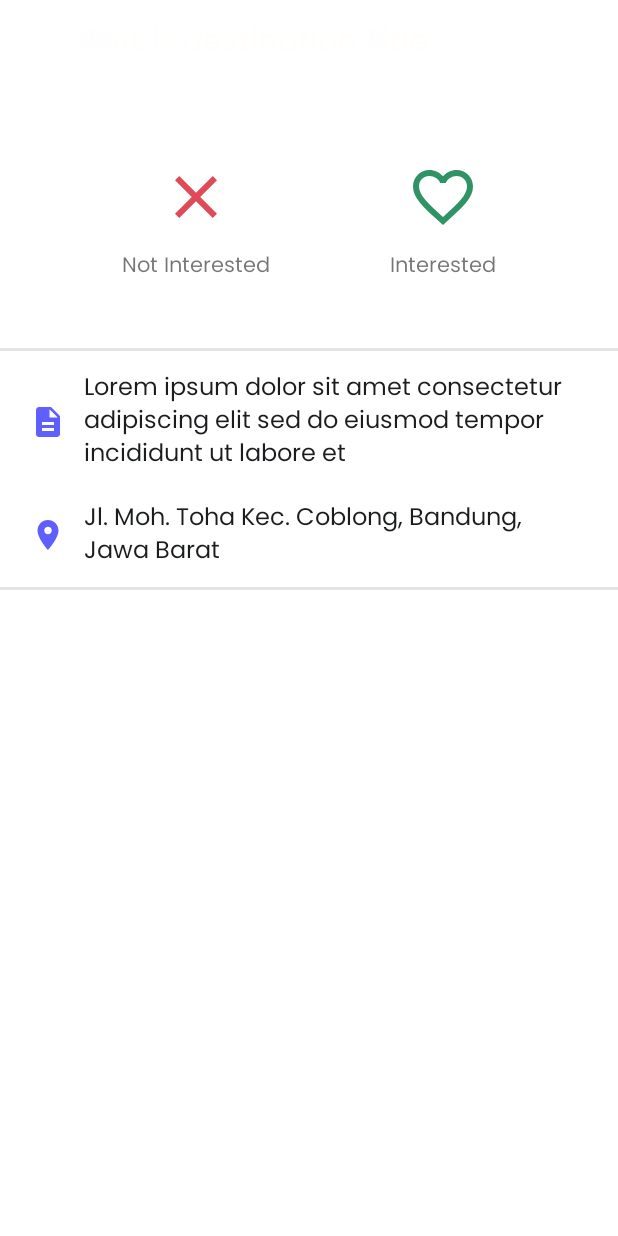
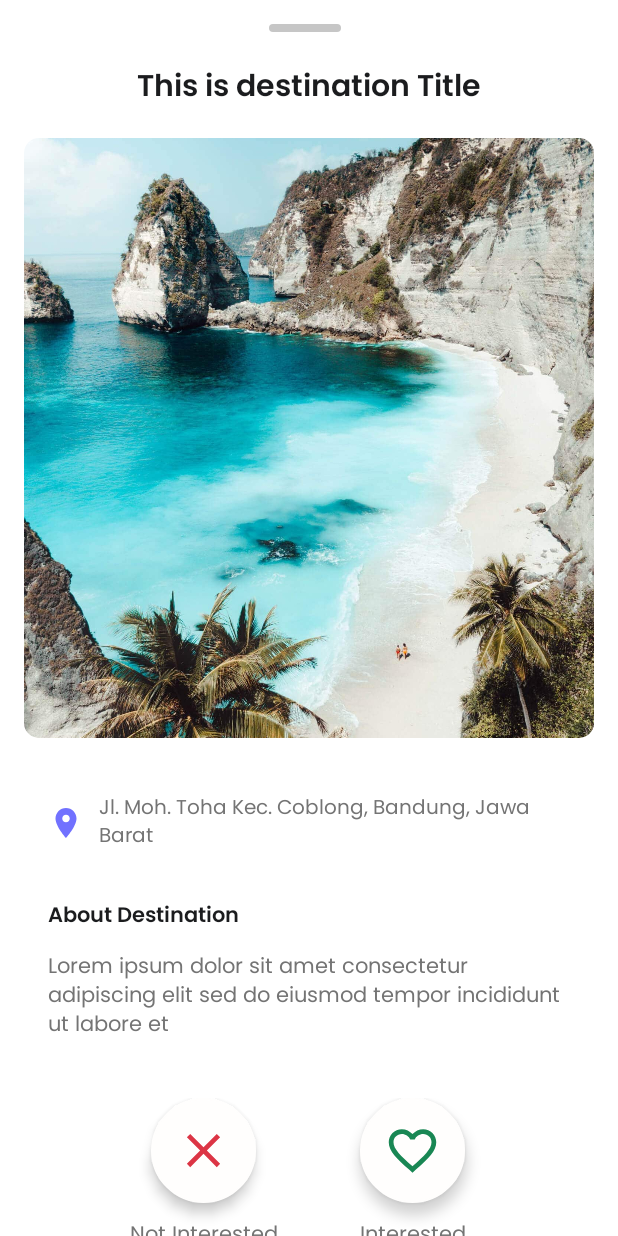
Before and after one commit to C22-PS165-Heal-Go/HnG-Android, an Android app: the layout recommendation_detail_dialog.xml on its own in the app's theme, with its tools: preview values and no code run, on a phone screen of 412 x 824 dp. Run offline under Robolectric (Android 15) with nearby library versions, the phone set to English and light mode, and no system bars.

Commit message:
Refactor destination detail UI

```diff
--- /dev/null
+++ b/app/src/main/res/drawable/bottom_sheet_drag_icon.xml
@@ -0,0 +1,9 @@
+<?xml version="1.0" encoding="utf-8"?>
+<shape xmlns:android="http://schemas.android.com/apk/res/android"
+    android:shape="rectangle">
+    <size
+        android:width="48dp"
+        android:height="5dp" />
+    <solid android:color="#C6C6C6" />
+    <corners android:radius="10dp"/>
+</shape>
--- a/app/src/main/res/drawable/ic_interested_medium.xml
+++ b/app/src/main/res/drawable/ic_interested_medium.xml
@@ -1,4 +1,4 @@
-<vector android:height="48dp" android:tint="#309365"
+<vector android:height="48dp" android:tint="@color/success_600"
     android:viewportHeight="24" android:viewportWidth="24"
     android:width="48dp" xmlns:android="http://schemas.android.com/apk/res/android">
     <path android:fillColor="@android:color/white" android:pathData="M16.5,3c-1.74,0 -3.41,0.81 -4.5,2.09C10.91,3.81 9.24,3 7.5,3 4.42,3 2,5.42 2,8.5c0,3.78 3.4,6.86 8.55,11.54L12,21.35l1.45,-1.32C18.6,15.36 22,12.28 22,8.5 22,5.42 19.58,3 16.5,3zM12.1,18.55l-0.1,0.1 -0.1,-0.1C7.14,14.24 4,11.39 4,8.5 4,6.5 5.5,5 7.5,5c1.54,0 3.04,0.99 3.57,2.36h1.87C13.46,5.99 14.96,5 16.5,5c2,0 3.5,1.5 3.5,3.5 0,2.89 -3.14,5.74 -7.9,10.05z"/>
--- a/app/src/main/res/drawable/ic_location.xml
+++ b/app/src/main/res/drawable/ic_location.xml
@@ -1,4 +1,4 @@
-<vector android:height="24dp" android:tint="#5F5FFF"
+<vector android:height="24dp" android:tint="@color/primary_400"
     android:viewportHeight="24" android:viewportWidth="24"
     android:width="24dp" xmlns:android="http://schemas.android.com/apk/res/android">
     <path android:fillColor="@android:color/white" android:pathData="M12,2C8.13,2 5,5.13 5,9c0,5.25 7,13 7,13s7,-7.75 7,-13c0,-3.87 -3.13,-7 -7,-7zM12,11.5c-1.38,0 -2.5,-1.12 -2.5,-2.5s1.12,-2.5 2.5,-2.5 2.5,1.12 2.5,2.5 -1.12,2.5 -2.5,2.5z"/>
--- a/app/src/main/res/drawable/ic_not_interested_medium.xml
+++ b/app/src/main/res/drawable/ic_not_interested_medium.xml
@@ -1,4 +1,4 @@
-<vector android:height="48dp" android:tint="#E04958"
+<vector android:height="48dp" android:tint="@color/danger_600"
     android:viewportHeight="24" android:viewportWidth="24"
     android:width="48dp" xmlns:android="http://schemas.android.com/apk/res/android">
     <path android:fillColor="@android:color/white" android:pathData="M19,6.41L17.59,5 12,10.59 6.41,5 5,6.41 10.59,12 5,17.59 6.41,19 12,13.41 17.59,19 19,17.59 13.41,12z"/>
--- a/app/src/main/res/drawable/ic_rewind.xml
+++ b/app/src/main/res/drawable/ic_rewind.xml
@@ -1,4 +1,4 @@
-<vector android:height="24dp" android:tint="#5F5FFF"
+<vector android:height="24dp" android:tint="@color/primary_500"
     android:viewportHeight="24" android:viewportWidth="24"
     android:width="24dp" xmlns:android="http://schemas.android.com/apk/res/android">
     <path android:fillColor="@android:color/white" android:pathData="M12,5V1L7,6l5,5V7c3.31,0 6,2.69 6,6s-2.69,6 -6,6 -6,-2.69 -6,-6H4c0,4.42 3.58,8 8,8s8,-3.58 8,-8 -3.58,-8 -8,-8z"/>
--- a/app/src/main/res/layout/recommendation_detail_dialog.xml
+++ b/app/src/main/res/layout/recommendation_detail_dialog.xml
@@ -1,33 +1,49 @@
 <?xml version="1.0" encoding="utf-8"?>
-<androidx.constraintlayout.widget.ConstraintLayout xmlns:android="http://schemas.android.com/apk/res/android"
+<androidx.core.widget.NestedScrollView xmlns:android="http://schemas.android.com/apk/res/android"
     xmlns:app="http://schemas.android.com/apk/res-auto"
     android:layout_width="match_parent"
     android:layout_height="match_parent">
+
+    <androidx.constraintlayout.widget.ConstraintLayout
+        android:layout_width="match_parent"
+        android:layout_height="wrap_content"
+        android:padding="16dp">
+
+        <ImageView
+            android:id="@+id/iv_drag_icon"
+            android:layout_width="wrap_content"
+            android:layout_height="wrap_content"
+            android:layout_marginEnd="6dp"
+            android:contentDescription="@string/drag_icon"
+            android:src="@drawable/bottom_sheet_drag_icon"
+            app:layout_constraintEnd_toEndOf="parent"
+            app:layout_constraintHorizontal_bias="0.5"
+            app:layout_constraintStart_toStartOf="parent"
+            app:layout_constraintTop_toTopOf="parent" />
 
         <LinearLayout
             android:id="@+id/layout_header"
             android:layout_width="match_parent"
             android:layout_height="wrap_content"
-        android:padding="4dp"
+            android:layout_marginTop="10dp"
+            android:gravity="center"
             android:orientation="vertical"
-        app:layout_constraintTop_toTopOf="parent"
-        app:layout_constraintStart_toStartOf="parent">
+            android:padding="16dp"
+            app:layout_constraintEnd_toEndOf="parent"
+            app:layout_constraintHorizontal_bias="0.5"
+            app:layout_constraintStart_toStartOf="parent"
+            app:layout_constraintTop_toTopOf="parent">
 
             <TextView
                 android:id="@+id/tvTitle"
                 android:layout_width="wrap_content"
                 android:layout_height="wrap_content"
-            app:drawableStartCompat="@drawable/ic_description_white"
-            android:drawablePadding="12dp"
+                android:layout_gravity="center"
                 android:fontFamily="@font/poppins_semibold"
-            android:textColor="@color/white"
-            android:layout_marginBottom="8dp"
-            android:textStyle="bold"
+                android:text="@string/title_detail"
+                android:textColor="@color/black"
                 android:textSize="20sp"
-            android:text="@string/title_detail"
-            android:layout_marginEnd="16dp"
-            android:layout_marginTop="8dp"
-            android:layout_marginStart="16dp" />
+                android:textStyle="bold" />
 
         </LinearLayout>
 
@@ -35,108 +51,129 @@
             android:id="@+id/layout_actions"
             android:layout_width="match_parent"
             android:layout_height="wrap_content"
+            android:gravity="center"
             android:orientation="horizontal"
-        android:gravity="center"
-        android:padding="4dp"
-        android:background="@drawable/bottom_sheet_content_background"
+            app:layout_constraintBottom_toBottomOf="parent"
+            app:layout_constraintEnd_toEndOf="parent"
+            app:layout_constraintHorizontal_bias="1.0"
             app:layout_constraintStart_toStartOf="parent"
-        app:layout_constraintTop_toBottomOf="@id/layout_header"
-        app:layout_constraintEnd_toEndOf="parent">
+            app:layout_constraintTop_toBottomOf="@+id/layout_detail_content">
 
             <LinearLayout
                 android:id="@+id/not_interested_actions"
                 android:layout_width="wrap_content"
                 android:layout_height="wrap_content"
-            android:orientation="vertical"
+                android:layout_margin="20dp"
                 android:gravity="center"
-            android:layout_margin="40dp">
+                android:orientation="vertical">
 
                 <ImageView
                     android:id="@+id/not_interested_btn"
-                android:layout_width="wrap_content"
-                android:layout_height="wrap_content"
+                    android:layout_width="70dp"
+                    android:layout_height="70dp"
+                    android:layout_marginBottom="10dp"
+                    android:background="@drawable/image_button_background"
+                    android:contentDescription="@string/not_interested"
+                    android:elevation="5dp"
                     android:gravity="center"
-                android:padding="5dp"
-                android:src="@drawable/ic_not_interested_medium"
-                android:layout_marginBottom="5dp"
-                android:contentDescription="@string/not_interested"/>
+                    android:padding="16dp"
+                    android:src="@drawable/ic_not_interested_medium" />
 
                 <TextView
                     android:layout_width="wrap_content"
                     android:layout_height="wrap_content"
                     android:fontFamily="@font/poppins"
-                android:text="@string/not_interested" />
+                    android:text="@string/not_interested"
+                    android:textColor="#747474" />
 
             </LinearLayout>
 
             <LinearLayout
                 android:id="@+id/interested_actions"
-            android:layout_width="wrap_content"
+                android:layout_width="100dp"
                 android:layout_height="wrap_content"
-            android:orientation="vertical"
+                android:layout_margin="20dp"
                 android:gravity="center"
-            android:layout_margin="40dp">
+                android:orientation="vertical">
 
                 <ImageView
                     android:id="@+id/interested_btn"
-                android:layout_width="wrap_content"
-                android:layout_height="wrap_content"
+                    android:layout_width="70dp"
+                    android:layout_height="70dp"
+                    android:layout_marginBottom="10dp"
+                    android:background="@drawable/image_button_background"
+                    android:contentDescription="@string/interested"
+                    android:elevation="5dp"
                     android:gravity="center"
-                android:padding="5dp"
-                android:src="@drawable/ic_interested_medium"
-                android:layout_marginBottom="5dp"
-                android:contentDescription="@string/interested"/>
+                    android:padding="16dp"
+                    android:src="@drawable/ic_interested_medium" />
 
                 <TextView
                     android:layout_width="wrap_content"
                     android:layout_height="wrap_content"
                     android:fontFamily="@font/poppins"
-                android:text="@string/interested" />
+                    android:text="@string/interested"
+                    android:textColor="#747474" />
 
             </LinearLayout>
 
         </LinearLayout>
 
+
+        <com.google.android.material.imageview.ShapeableImageView
+            android:id="@+id/iv_destination"
+            android:layout_width="match_parent"
+            android:layout_height="400dp"
+            android:scaleType="centerCrop"
+            android:src="@drawable/dewabujana"
+            app:layout_constraintEnd_toEndOf="parent"
+            app:layout_constraintHorizontal_bias="0.5"
+            app:layout_constraintStart_toStartOf="parent"
+            app:layout_constraintTop_toBottomOf="@+id/layout_header"
+            app:shapeAppearanceOverlay="@style/roundedCornersImageView" />
+
+
         <LinearLayout
             android:id="@+id/layout_detail_content"
             android:layout_width="match_parent"
             android:layout_height="wrap_content"
-        android:padding="4dp"
             android:orientation="vertical"
-        android:background="@drawable/bottom_sheet_content_background"
-        app:layout_constraintTop_toBottomOf="@id/layout_actions"
-        app:layout_constraintStart_toStartOf="parent">
+            android:padding="16dp"
+            app:layout_constraintEnd_toEndOf="parent"
+            app:layout_constraintHorizontal_bias="0.5"
+            app:layout_constraintStart_toStartOf="parent"
+            app:layout_constraintTop_toBottomOf="@+id/iv_destination">
+
+            <TextView
+                android:layout_width="wrap_content"
+                android:layout_height="wrap_content"
+                android:layout_marginTop="20dp"
+                android:drawablePadding="10dp"
+                android:fontFamily="@font/poppins"
+                android:text="@string/location_temp"
+                android:textColor="#747474"
+                android:textSize="13sp"
+                app:drawableStartCompat="@drawable/ic_location" />
+
+            <TextView
+                android:layout_width="wrap_content"
+                android:layout_height="wrap_content"
+                android:layout_marginTop="30dp"
+                android:drawablePadding="10dp"
+                android:fontFamily="@font/poppins_semibold"
+                android:text="About Destination"
+                android:textColor="@color/black" />
 
             <TextView
                 android:id="@+id/tvDescription"
-            android:layout_width="wrap_content"
+                android:layout_width="match_parent"
                 android:layout_height="wrap_content"
-            android:layout_marginStart="16dp"
-            android:layout_marginTop="8dp"
+                android:layout_marginTop="10dp"
                 android:fontFamily="@font/poppins"
-            android:layout_marginEnd="16dp"
-            android:layout_marginBottom="8dp"
-            app:drawableStartCompat="@drawable/ic_description"
-            android:drawablePadding="12dp"
                 android:text="@string/description_detail"
-            android:textColor="@color/black"
-            android:textSize="16sp" />
-
-        <TextView
-            android:id="@+id/tvLocationDetail"
-            android:layout_width="wrap_content"
-            android:layout_height="wrap_content"
-            android:layout_marginStart="16dp"
-            android:layout_marginTop="8dp"
-            android:fontFamily="@font/poppins"
-            android:layout_marginEnd="16dp"
-            android:layout_marginBottom="8dp"
-            app:drawableStartCompat="@drawable/ic_location"
-            android:drawablePadding="12dp"
-            android:text="@string/location_temp"
-            android:textColor="@color/black"
-            android:textSize="16sp" />
+                android:textColor="#747474" />
 
         </LinearLayout>
+    </androidx.constraintlayout.widget.ConstraintLayout>
 
-</androidx.constraintlayout.widget.ConstraintLayout>
+</androidx.core.widget.NestedScrollView>
--- a/app/src/main/res/layout/recommendation_tutorial_dialog.xml
+++ b/app/src/main/res/layout/recommendation_tutorial_dialog.xml
@@ -4,6 +4,18 @@
     android:layout_width="match_parent"
     android:layout_height="match_parent"
     android:padding="16dp">
+
+    <ImageView
+        android:id="@+id/iv_drag_icon"
+        android:layout_width="wrap_content"
+        android:layout_height="wrap_content"
+        android:layout_marginEnd="6dp"
+        android:src="@drawable/bottom_sheet_drag_icon"
+        app:layout_constraintEnd_toEndOf="parent"
+        app:layout_constraintHorizontal_bias="0.5"
+        app:layout_constraintStart_toStartOf="parent"
+        app:layout_constraintTop_toTopOf="parent"
+        android:contentDescription="@string/drag_icon" />
 
     <TextView
         android:id="@+id/textView4"
@@ -18,7 +30,7 @@
         app:layout_constraintEnd_toEndOf="parent"
         app:layout_constraintHorizontal_bias="0.5"
         app:layout_constraintStart_toStartOf="parent"
-        app:layout_constraintTop_toTopOf="parent" />
+        app:layout_constraintTop_toBottomOf="@id/iv_drag_icon"/>
 
     <LinearLayout
         android:id="@+id/first_item"
--- a/app/src/main/res/values/strings.xml
+++ b/app/src/main/res/values/strings.xml
@@ -40,4 +40,5 @@
     <string name="tutorial_heading_four">Destination Detail</string>
     <string name="tutorial_content_four">You can see the destination detail by press and hold on the card.</string>
     <string name="tutorial_button">I Understand</string>
+    <string name="drag_icon">Drag icon</string>
 </resources>
```
Also changed, not shown: app/src/main/res/drawable/dewabujana.jpg (added), app/src/main/res/drawable/dewabujana.png (deleted). Lines whose indentation alone changed are shown as unchanged.
